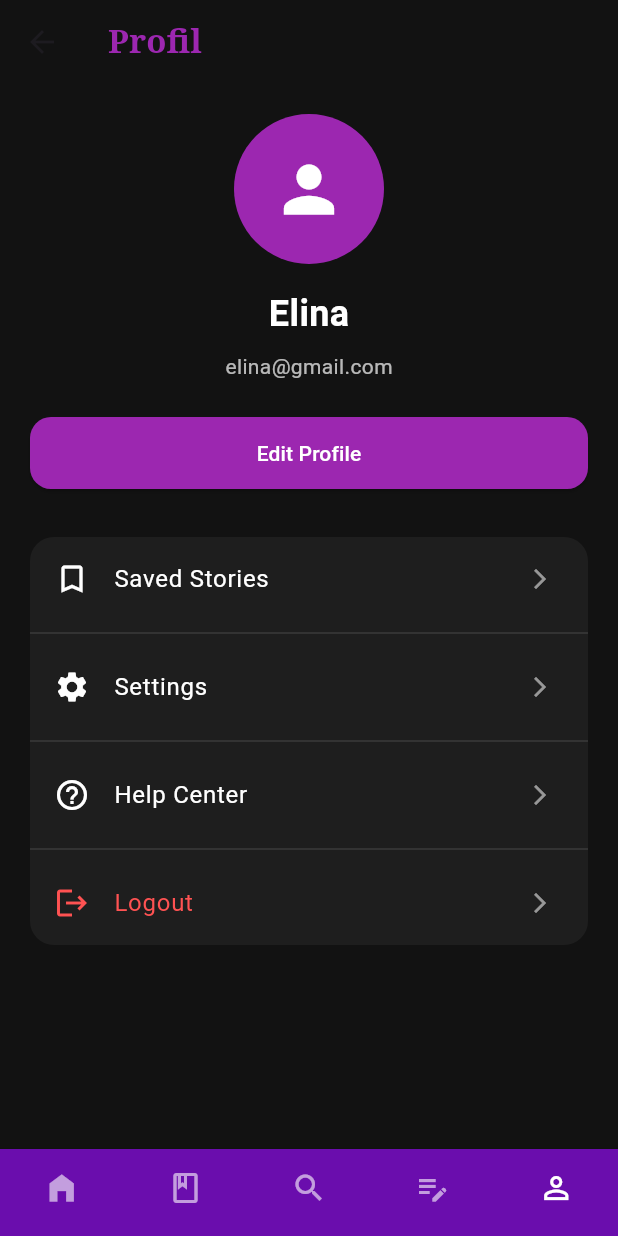
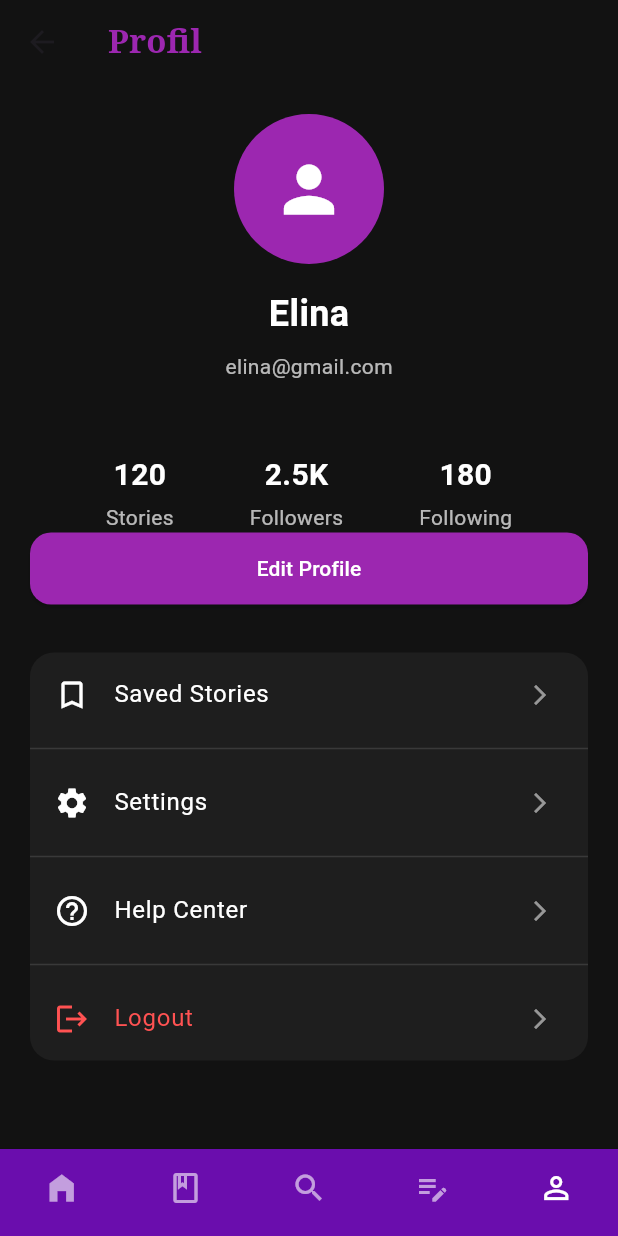
Before and after one commit to talitha404/naratia-app, a Flutter app: the HomeScreen screen opened directly, item 5 of the bottom bar chosen, on a phone screen of 412 x 824 dp. Run offline on Flutter 3.47's test engine with Material 3 defaults, Android fonts, the phone set to English and light mode, and no system bars.

Commit message:
improve profile screen design

```diff
--- a/lib/views/profile/profile_screen.dart
+++ b/lib/views/profile/profile_screen.dart
@@ -46,6 +46,68 @@ class ProfileScreen extends StatelessWidget {
             ),
 
             const SizedBox(height: 24),
+
+            const SizedBox(height: 24),
+
+Row(
+  mainAxisAlignment: MainAxisAlignment.spaceEvenly,
+  children: const [
+
+    Column(
+      children: [
+        Text(
+          '120',
+          style: TextStyle(
+            color: Colors.white,
+            fontSize: 20,
+            fontWeight: FontWeight.bold,
+          ),
+        ),
+        SizedBox(height: 4),
+        Text(
+          'Stories',
+          style: TextStyle(color: Colors.white70),
+        ),
+      ],
+    ),
+
+    Column(
+      children: [
+        Text(
+          '2.5K',
+          style: TextStyle(
+            color: Colors.white,
+            fontSize: 20,
+            fontWeight: FontWeight.bold,
+          ),
+        ),
+        SizedBox(height: 4),
+        Text(
+          'Followers',
+          style: TextStyle(color: Colors.white70),
+        ),
+      ],
+    ),
+
+    Column(
+      children: [
+        Text(
+          '180',
+          style: TextStyle(
+            color: Colors.white,
+            fontSize: 20,
+            fontWeight: FontWeight.bold,
+          ),
+        ),
+        SizedBox(height: 4),
+        Text(
+          'Following',
+          style: TextStyle(color: Colors.white70),
+        ),
+      ],
+    ),
+  ],
+),
 
             // EDIT PROFILE BUTTON
             SizedBox(
```
